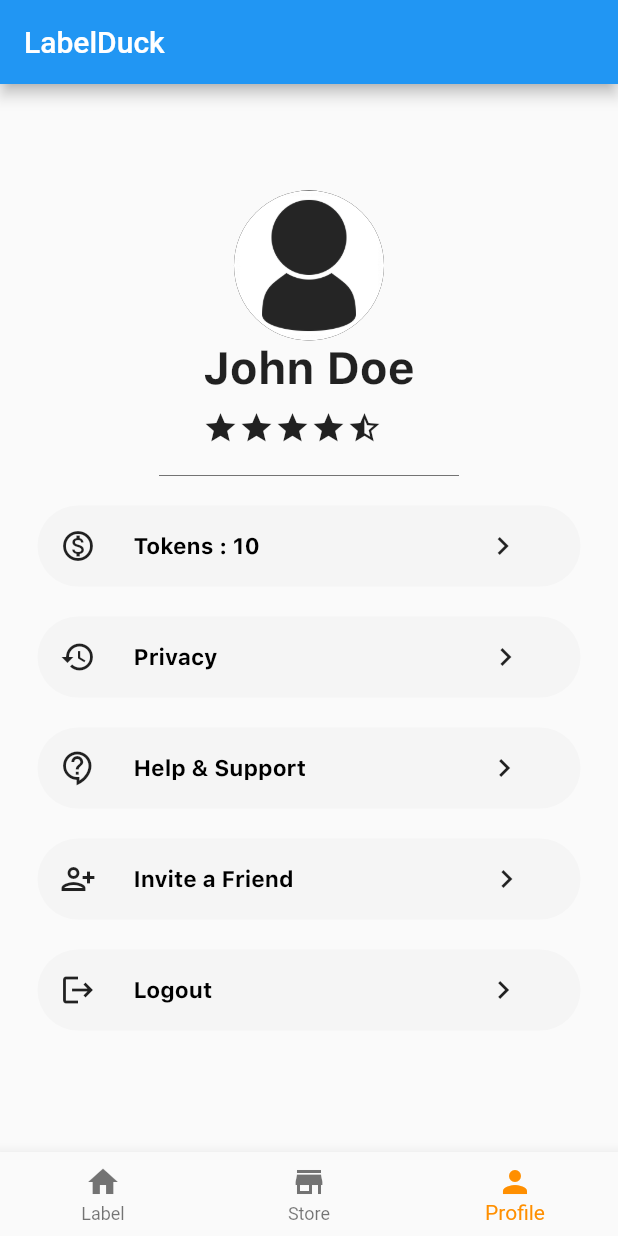
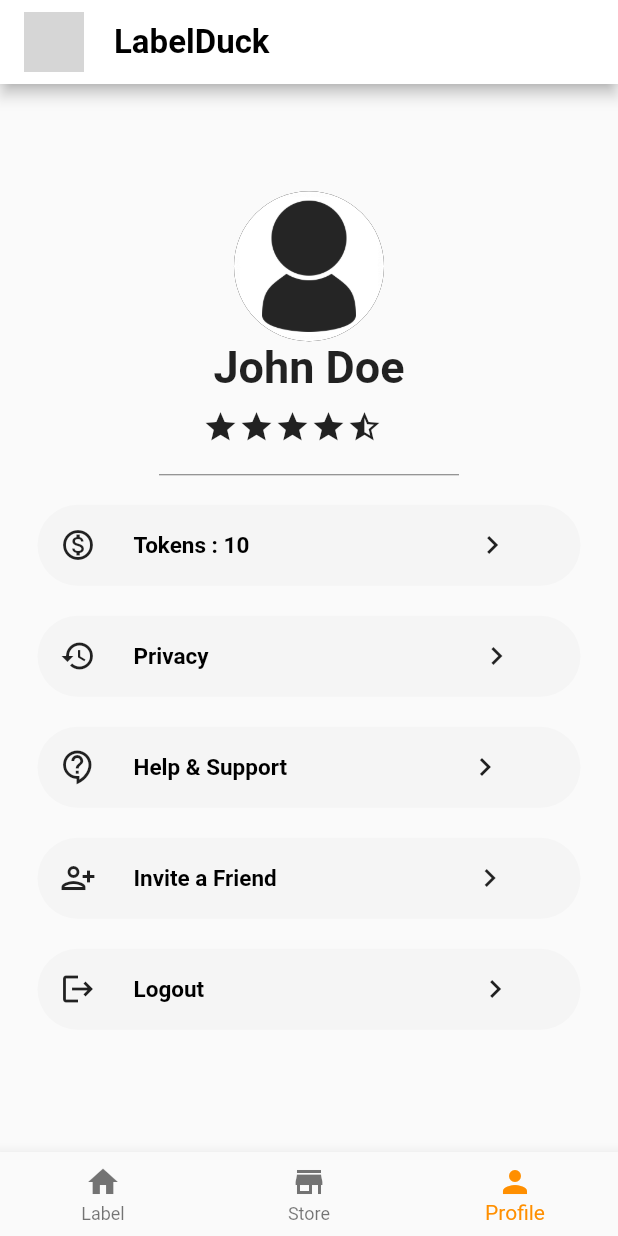
Before and after one commit to ChefYeum/LabelDuck, a Flutter app: the screen it shows after launch, item 3 of the bottom bar chosen, on a phone screen of 412 x 824 dp. Run offline on Flutter 3.47's test engine with Material 2 defaults, Android fonts, the light colour scheme and no system bars; network calls fail; grey boxes are pictures that could not be loaded.

Commit message:
minor changes

```diff
--- a/app/lib/main.dart
+++ b/app/lib/main.dart
@@ -53,7 +53,34 @@ class _MyStatefulWidgetState extends State<MyStatefulWidget> {
   Widget build(BuildContext context) {
     return Scaffold(
       appBar: AppBar(
-        title: const Text('LabelDuck'),
+        title: Row(
+            children: <Widget>[
+              CircleAvatar(
+                radius:20,
+                backgroundImage: AssetImage('images/logo.jpg'),
+
+              ),
+              SizedBox(width:20.0,),
+              Text('LabelDuck',
+                style: TextStyle(
+                  fontSize: 22.0,
+                  fontWeight: FontWeight.bold,
+                  color: Colors.black,
+                  fontFamily: 'SFProText',
+
+                ),),
+
+            ]
+        ),
+        // child: new Image.asset('images/logo.jpg'),
+        // title: const Text('LabelDuck',
+        // style: TextStyle(
+        //   color: Colors.black,
+        //   fontFamily: 'SFProText',
+        //   fontWeight: FontWeight.bold,
+        // ),
+        // ),
+        backgroundColor: Colors.white,
       ),
       body: Center(
         child: _widgetOptions.elementAt(_selectedIndex),
--- a/app/lib/tabs/profileTab.dart
+++ b/app/lib/tabs/profileTab.dart
@@ -253,7 +253,7 @@ class profile extends StatelessWidget {
             Text(
               'John Doe',
               style: TextStyle(
-                fontSize: 40.0,
+                fontSize: 30.0,
                 fontWeight: FontWeight.bold,
                 fontFamily: 'SFProText',
 
@@ -265,7 +265,7 @@ class profile extends StatelessWidget {
               child: Row(
                   children: <Widget>[
                     SizedBox(
-                      width:100.0,
+                      width:110.0,
                     ),
                     Icon(
                       Icons.star,
```
Also changed, not shown: app/pubspec.yaml (+12 -0 lines), app/images/logo.jpg (added).
